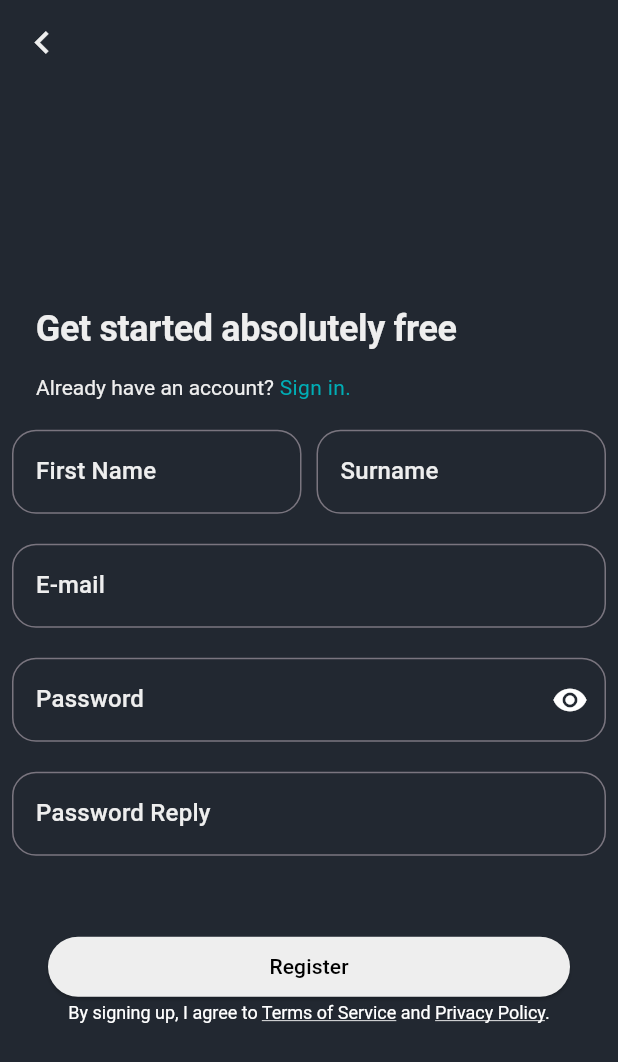
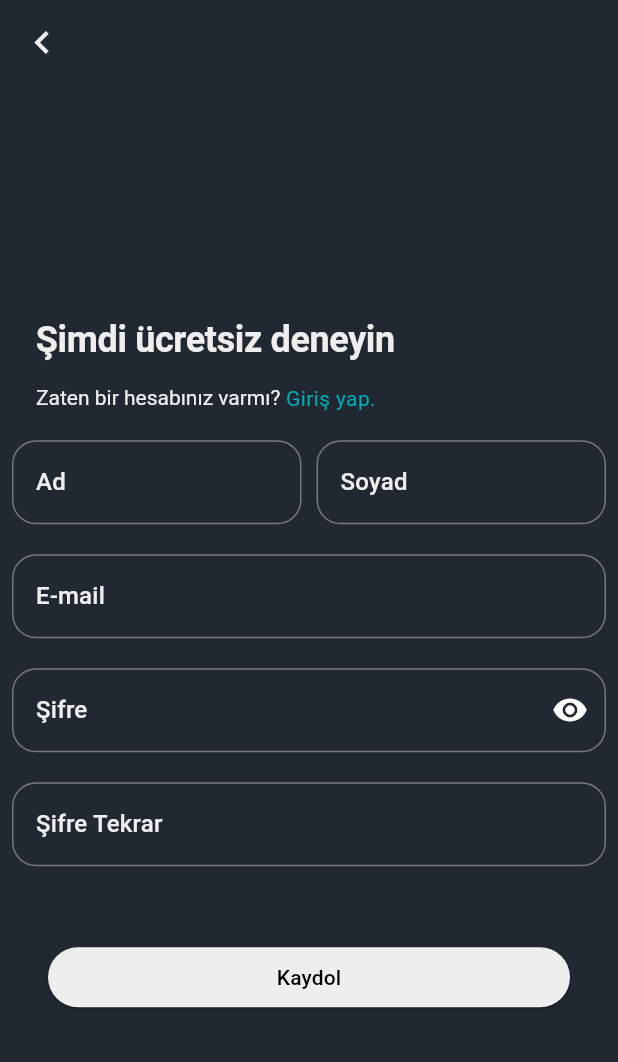
Before and after one commit to burakutf/tradeapp, a Flutter app: the RegisterPage screen opened directly, on a phone screen of 412 x 824 dp. Shown: the top 1062 px of the screen. Run offline on Flutter 3.47's test engine with Material 2 defaults, Android fonts, the light colour scheme and no system bars; our stand-ins replace carousel_slider, dio, shared_preferences; accounts and stored records are empty; network calls fail.

Commit message:
fix_responsive_and_language

```diff
--- a/lib/screens/auth/forgot_password.dart
+++ b/lib/screens/auth/forgot_password.dart
@@ -92,14 +92,14 @@ class ForgotPasswordPageState extends State<ForgotPasswordPage> {
               children: <Widget>[
                 ListTile(
                   title: Text(
-                    "Send verification code",
+                    "Doğrulama kodu gönder",
                     style: textStyleMedium,
                   ),
                   subtitle: Padding(
                     padding: const EdgeInsets.only(top: 16.0, bottom: 10.0),
                     child: InkWell(
                       child: Text(
-                        "One last step to change your password",
+                        "Şifrenizi değiştirmeye son bir adım.",
                         style: textStyleSmall,
                       ),
                     ),
@@ -127,9 +127,9 @@ class ForgotPasswordPageState extends State<ForgotPasswordPage> {
                   ),
                   validator: (value) {
                     if (value == null || value.isEmpty) {
-                      return 'E-mail cannot be left blank';
+                      return 'E-mail boş bırakılamaz';
                     } else if (!value.contains('@')) {
-                      return 'Enter a valid email address';
+                      return 'Geçerli bir email giriniz';
                     }
                     return null;
                   },
@@ -168,7 +168,7 @@ class ForgotPasswordPageState extends State<ForgotPasswordPage> {
                         width: 300,
                         child: Center(
                           child: Text(
-                            'Send Code',
+                            'Gönder',
                             style: TextStyle(color: Colors.black),
                           ),
                         ),
--- a/lib/screens/auth/login.dart
+++ b/lib/screens/auth/login.dart
@@ -104,7 +104,7 @@ class LoginPageState extends State<LoginPage> {
               children: <Widget>[
                 ListTile(
                     title: Text(
-                      "Sign in to TradingAnalyser",
+                      "Giriş Yap BorsaAnaliz",
                       style: textStyleMedium,
                     ),
                     subtitle: Padding(
@@ -113,7 +113,7 @@ class LoginPageState extends State<LoginPage> {
                           child: Row(
                         children: [
                           Text(
-                            "New user?",
+                            "Yeni Kullanıcı?",
                             style: textStyleSmall,
                           ),
                           InkWell(
@@ -127,7 +127,7 @@ class LoginPageState extends State<LoginPage> {
                               ));
                             },
                             child: Text(
-                              " create account.",
+                              " hesap oluştur.",
                               style: TextStyle(
                                   color: themeData.colorScheme.background),
                             ),
@@ -180,7 +180,7 @@ class LoginPageState extends State<LoginPage> {
                     hintStyle: const TextStyle(
                       color: Colors.white,
                     ),
-                    labelText: "Password",
+                    labelText: "Şifre",
                     labelStyle: textStyle,
                     border: OutlineInputBorder(
                       borderRadius: BorderRadius.circular(16),
@@ -227,7 +227,7 @@ class LoginPageState extends State<LoginPage> {
                       },
                       child: Center(
                         child: Text(
-                          "Forgot You Password?",
+                          "Şifremi unuttum",
                           style: textStyle.copyWith(
                             decoration: TextDecoration.underline,
                             decorationColor:
@@ -261,7 +261,7 @@ class LoginPageState extends State<LoginPage> {
                       width: 300,
                       child: Center(
                           child: Text(
-                        'Login',
+                        'Giriş',
                         style: TextStyle(color: Colors.black),
                       ))),
                 ),
--- a/lib/screens/auth/next_step_forgot_password.dart
+++ b/lib/screens/auth/next_step_forgot_password.dart
@@ -129,14 +129,14 @@ class ForgotPasswordNextStepPageState extends State<ForgotPasswordNextStepPage>
               children: <Widget>[
                 ListTile(
                   title: Text(
-                    "One last step to register",
+                    "Giriş yapabilmeniz için son bir adım.",
                     style: textStyleMedium,
                   ),
                   subtitle: Padding(
                     padding: const EdgeInsets.only(top: 16.0, bottom: 10.0),
                     child: InkWell(
                       child: Text(
-                        "Enter the code sent to ${widget.email} email",
+                        "${widget.email} email gelen doğrulama kodunu giriniz.",
                         style: textStyleSmall,
                       ),
                     ),
@@ -156,7 +156,7 @@ class ForgotPasswordNextStepPageState extends State<ForgotPasswordNextStepPage>
                     hintStyle: const TextStyle(
                       color: Colors.white,
                     ),
-                    labelText: "Verification Code",
+                    labelText: "Doğrulama Kodu",
                     labelStyle: textStyle,
                     border: OutlineInputBorder(
                       borderRadius: BorderRadius.circular(16),
@@ -184,7 +184,7 @@ class ForgotPasswordNextStepPageState extends State<ForgotPasswordNextStepPage>
                     hintStyle: const TextStyle(
                       color: Colors.white,
                     ),
-                    labelText: "Password",
+                    labelText: "Şifre",
                     labelStyle: textStyle,
                     border: OutlineInputBorder(
                       borderRadius: BorderRadius.circular(16),
@@ -225,7 +225,7 @@ class ForgotPasswordNextStepPageState extends State<ForgotPasswordNextStepPage>
                     hintStyle: const TextStyle(
                       color: Colors.white,
                     ),
-                    labelText: "Password Again",
+                    labelText: "Şifre Tekrar",
                     labelStyle: textStyle,
                     border: OutlineInputBorder(
                       borderRadius: BorderRadius.circular(16),
@@ -258,7 +258,7 @@ class ForgotPasswordNextStepPageState extends State<ForgotPasswordNextStepPage>
                       final snackBar = SnackBar(
                         content: Center(
                             child: Text(
-                          'Code sent',
+                          'Kod gönderildi',
                           style: textStyle,
                         )),
                       );
@@ -268,13 +268,13 @@ class ForgotPasswordNextStepPageState extends State<ForgotPasswordNextStepPage>
                       forgotPasswordWithEmail('send');
                     },
                     child: Text(
-                      'Resend Code',
+                      'Kod gönder',
                       style: TextStyle(color: themeData.primaryColor),
                     ),
                   ),
                 if (_remainingSeconds > 0)
                   Text(
-                    'Remaining time: $_remainingSeconds seconds',
+                    'Kalan Süre: $_remainingSeconds',
                     style: TextStyle(
                       color: themeData.primaryColor,
                       fontSize: 16,
@@ -305,7 +305,7 @@ class ForgotPasswordNextStepPageState extends State<ForgotPasswordNextStepPage>
                         width: 300,
                         child: Center(
                           child: Text(
-                            'Accept',
+                            'Onayla',
                             style: TextStyle(color: Colors.black),
                           ),
                         ),
--- a/lib/screens/auth/register.dart
+++ b/lib/screens/auth/register.dart
@@ -1,4 +1,3 @@
-import 'package:flutter/gestures.dart';
 import 'package:flutter/material.dart';
 import 'package:tradeapp/screens/auth/login.dart';
 import 'package:tradeapp/screens/auth/verification_code.dart';
@@ -93,7 +92,7 @@ class RegisterPageState extends State<RegisterPage> {
               children: <Widget>[
                 ListTile(
                     title: Text(
-                      "Get started absolutely free",
+                      "Şimdi ücretsiz deneyin",
                       style: textStyleMedium,
                     ),
                     subtitle: Padding(
@@ -102,7 +101,7 @@ class RegisterPageState extends State<RegisterPage> {
                           child: Row(
                         children: [
                           Text(
-                            "Already have an account?",
+                            "Zaten bir hesabınız varmı?",
                             style: textStyleSmall,
                           ),
                           InkWell(
@@ -116,7 +115,7 @@ class RegisterPageState extends State<RegisterPage> {
                               ));
                             },
                             child: Text(
-                              " Sign in.",
+                              " Giriş yap.",
                               style: TextStyle(
                                   color: themeData.colorScheme.background),
                             ),
@@ -141,7 +140,7 @@ class RegisterPageState extends State<RegisterPage> {
                           hintStyle: const TextStyle(
                             color: Colors.white,
                           ),
-                          labelText: "First Name",
+                          labelText: "Ad",
                           labelStyle: textStyle,
                           border: OutlineInputBorder(
                             borderRadius: BorderRadius.circular(16),
@@ -171,7 +170,7 @@ class RegisterPageState extends State<RegisterPage> {
                           hintStyle: const TextStyle(
                             color: Colors.white,
                           ),
-                          labelText: "Surname",
+                          labelText: "Soyad",
                           labelStyle: textStyle,
                           border: OutlineInputBorder(
                             borderRadius: BorderRadius.circular(16),
@@ -232,7 +231,7 @@ class RegisterPageState extends State<RegisterPage> {
                     hintStyle: const TextStyle(
                       color: Colors.white,
                     ),
-                    labelText: "Password",
+                    labelText: "Şifre",
                     labelStyle: textStyle,
                     border: OutlineInputBorder(
                       borderRadius: BorderRadius.circular(16),
@@ -273,7 +272,7 @@ class RegisterPageState extends State<RegisterPage> {
                     hintStyle: const TextStyle(
                       color: Colors.white,
                     ),
-                    labelText: "Password Reply",
+                    labelText: "Şifre Tekrar",
                     labelStyle: textStyle,
                     border: OutlineInputBorder(
                       borderRadius: BorderRadius.circular(16),
@@ -322,44 +321,10 @@ class RegisterPageState extends State<RegisterPage> {
                     width: 300,
                     child: Center(
                       child: Text(
-                        'Register',
+                        'Kaydol',
                         style: TextStyle(color: Colors.black),
                       ),
                     ),
-                  ),
-                ),
-                RichText(
-                  text: TextSpan(
-                    text: 'By signing up, I agree to ',
-                    style: const TextStyle(fontSize: 12,color: Colors.white),
-                    children: <TextSpan>[
-                      TextSpan(
-                        text: 'Terms of Service',
-                        style: const TextStyle(
-                          color: Colors.white,
-                          fontSize: 12,
-                          decoration: TextDecoration.underline,
-                        ),
-                        recognizer: TapGestureRecognizer()
-                          ..onTap = () {
-                            Navigator.pushNamed(context, '/terms_of_service');
-                          },
-                      ),
-                      const TextSpan(text: ' and '),
-                      TextSpan(
-                        text: 'Privacy Policy',
-                        style: const TextStyle(
-                          color: Colors.white,
-                          fontSize: 12,
-                          decoration: TextDecoration.underline,
-                        ),
-                        recognizer: TapGestureRecognizer()
-                          ..onTap = () {
-                            Navigator.pushNamed(context, '/privacy_policy');
-                          },
-                      ),
-                      const TextSpan(text: '.'),
-                    ],
                   ),
                 ),
               ],
--- a/lib/screens/home.dart
+++ b/lib/screens/home.dart
@@ -47,7 +47,7 @@ class _HomePageState extends State<HomePage> {
               ),
               Row(mainAxisAlignment: MainAxisAlignment.spaceAround, children: [
                 Text(
-                  "Notification",
+                  "Bildirimler",
                   style: textTheme.displayMedium,
                 ),
                 const Icon(
@@ -101,7 +101,7 @@ class _HomePageState extends State<HomePage> {
         appBar: AppBar(
           leading: const SizedBox(),
           title: Text(
-            'Trading Analyser',
+            'Borsa-Kripto Analiz',
             style: textTheme.displayLarge,
           ),
           actions: <Widget>[
--- a/lib/screens/object_detail.dart
+++ b/lib/screens/object_detail.dart
@@ -153,10 +153,10 @@ class ObjectDetail extends StatelessWidget {
                               style: TextStyle(
                                 fontSize: 10,
                                 color: cryptoData.recommendation
-                                        .contains("BUY")
+                                        .contains("AL")
                                     ? Colors.greenAccent
                                     : cryptoData.recommendation
-                                            .contains("SELL")
+                                            .contains("SAT")
                                         ? Colors.redAccent
                                         : Colors.grey,
                               ),
--- a/lib/screens/profile.dart
+++ b/lib/screens/profile.dart
@@ -110,7 +110,7 @@ class _ProfileDetailState extends State<ProfileDetail> {
           actions: <Widget>[
             TextButton(
               child: const Text(
-                'Cancel',
+                'İptal',
                 style: TextStyle(color: Colors.white),
               ),
               onPressed: () {
@@ -119,7 +119,7 @@ class _ProfileDetailState extends State<ProfileDetail> {
             ),
             TextButton(
               child: const Text(
-                'OK',
+                'Tamam',
                 style: TextStyle(color: Colors.white),
               ),
               onPressed: () async {
@@ -186,7 +186,7 @@ class _ProfileDetailState extends State<ProfileDetail> {
                           hintStyle: const TextStyle(
                             color: Colors.white,
                           ),
-                          labelText: "Old Password",
+                          labelText: "Eski şifre",
                           labelStyle: textStyleSmall,
                           border: OutlineInputBorder(
                             borderRadius: BorderRadius.circular(16),
@@ -223,7 +223,7 @@ class _ProfileDetailState extends State<ProfileDetail> {
                           hintStyle: const TextStyle(
                             color: Colors.white,
                           ),
-                          labelText: "New Password",
+                          labelText: "Yeni şifre",
                           labelStyle: textStyleSmall,
                           border: OutlineInputBorder(
                             borderRadius: BorderRadius.circular(16),
@@ -264,7 +264,7 @@ class _ProfileDetailState extends State<ProfileDetail> {
                           width: 130,
                           child: Center(
                             child: Text(
-                              "Change Password",
+                              "Şifre güncelle",
                               style: TextStyle(color: Colors.greenAccent),
                             ),
                           ),
@@ -298,7 +298,7 @@ class _ProfileDetailState extends State<ProfileDetail> {
                     width: 100,
                     child: Center(
                       child: Text(
-                        "Logout",
+                        "Çıkış yap",
                         style: TextStyle(color: Colors.redAccent),
                       ),
                     ),
@@ -310,8 +310,8 @@ class _ProfileDetailState extends State<ProfileDetail> {
                 ),
                 ListTile(
                   onTap: () {
-                    _showDeleteConfirmationDialog(context, 'Delete Account',
-                        'Are you sure you want to delete your account?');
+                    _showDeleteConfirmationDialog(context, 'Hesabını sil',
+                        'Hesabınızı silmek istediğinizden emin misiniz?');
                   },
                   leading: const Icon(
                     Icons.delete,
@@ -319,7 +319,7 @@ class _ProfileDetailState extends State<ProfileDetail> {
                   ),
                   title: const Center(
                     child: Text(
-                      "Delete Account",
+                      "Hesabını sil",
                       style: TextStyle(color: Colors.redAccent),
                     ),
                   ),
@@ -389,21 +389,7 @@ class _ProfileDetailState extends State<ProfileDetail> {
                               ),
                             ],
                           ),
-                          Positioned(
-                            bottom: 0,
-                            left: 0,
-                            right: 0,
-                            child: ClipRRect(
-                              borderRadius: const BorderRadius.only(
-                                  bottomLeft: Radius.circular(20),
-                                  bottomRight: Radius.circular(20)),
-                              child: Container(
-                                color: themeData.secondaryHeaderColor,
-                                height:
-                                    32.0, // Çıkıntının yüksekliğini ayarlayın
-                              ),
-                            ),
-                          ),
+
                           Positioned(
                               top: 10,
                               right: 10,
--- a/lib/widget/custom_bottom_app_bar.dart
+++ b/lib/widget/custom_bottom_app_bar.dart
@@ -33,7 +33,8 @@ class CustomBottomAppBar extends StatelessWidget {
   @override
   Widget build(BuildContext context) {
     return BottomAppBar(
-      height: 70,
+      height: 60,
+      child: Center(
         child: Row(
           mainAxisAlignment: MainAxisAlignment.spaceAround,
           children: [
@@ -72,6 +73,7 @@ class CustomBottomAppBar extends StatelessWidget {
             )
           ],
         ),
+      ),
     );
   }
 }
```
Also changed, not shown: lib/widget/home/analysis_list_view.dart (+15 -11 lines), 6 other files. Lines whose indentation alone changed are shown as unchanged.
